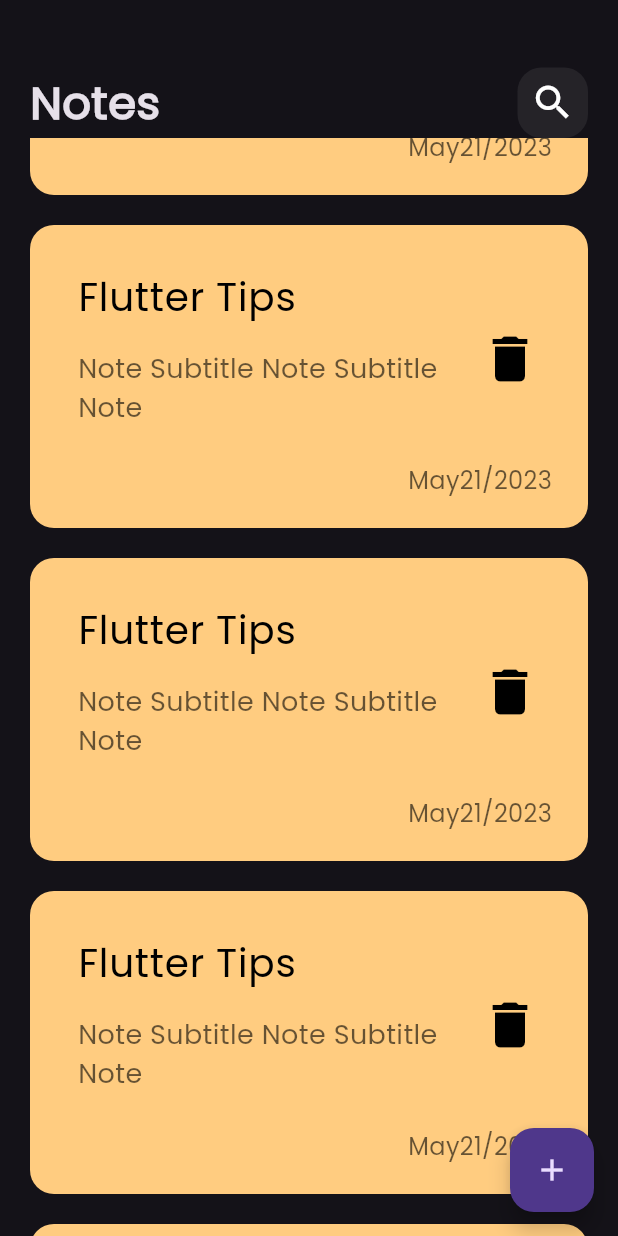
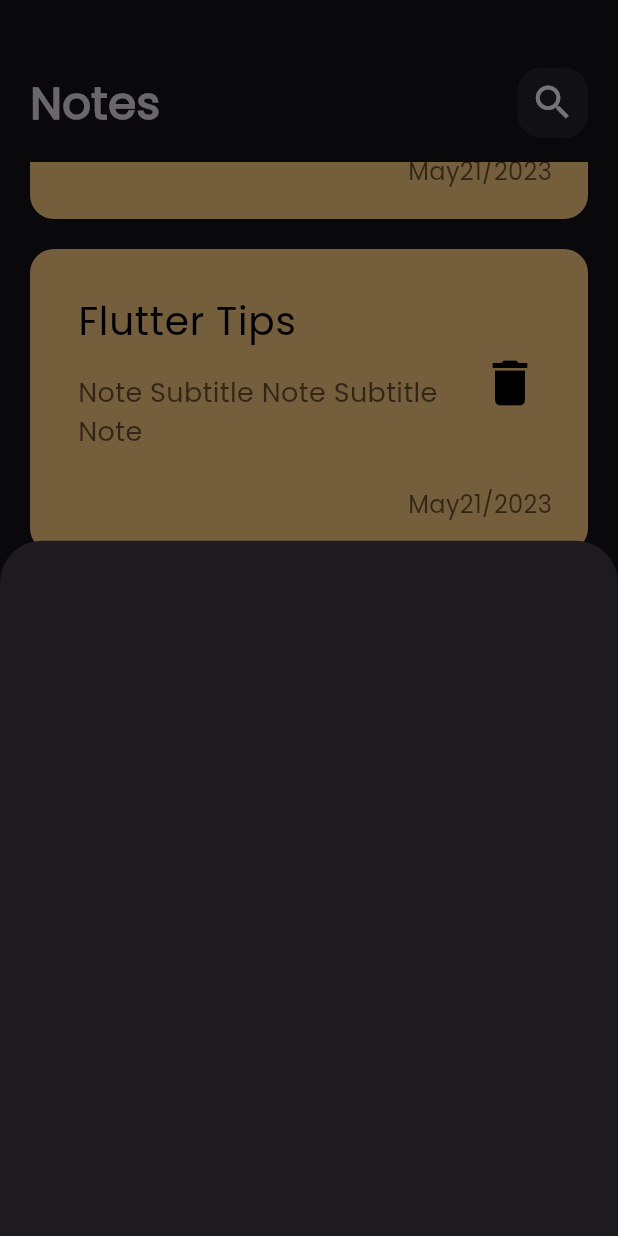
Before and after one commit to Mohamed00-Nour/notes_app, a Flutter app: the screen it shows after launch, scrolled down 1728 dp, after a tap on the "add" icon, on a phone screen of 412 x 824 dp. Run offline on Flutter 3.47's test engine with Material 3 defaults, Android fonts, the phone set to English and light mode, and no system bars.

Commit message:
Add Note BottomSheet

```diff
--- a/lib/Views/notes_view.dart
+++ b/lib/Views/notes_view.dart
@@ -1,5 +1,6 @@
 import 'package:flutter/material.dart';
 
+import '../Widgets/Add_Note_BottomSheet.dart';
 import '../Widgets/Notes_View_Body.dart';
 
 class NotesView extends StatelessWidget {
@@ -9,7 +10,14 @@ class NotesView extends StatelessWidget {
   Widget build(BuildContext context) {
     return  Scaffold(
       floatingActionButton: FloatingActionButton(
-        onPressed: (){},
+        onPressed: (){
+          showModalBottomSheet(
+            context: context,
+            builder: (context) {
+              return AddNoteBottomSheet();
+            },
+          );
+        },
         child: const Icon(Icons.add),
       ),
       body: const NotesViewBody(),
--- /dev/null
+++ b/lib/Widgets/Add_Note_BottomSheet.dart
@@ -0,0 +1,10 @@
+import 'package:flutter/material.dart';
+
+class AddNoteBottomSheet extends StatelessWidget {
+  const AddNoteBottomSheet({super.key});
+
+  @override
+  Widget build(BuildContext context) {
+    return Container();
+  }
+}
--- a/lib/Widgets/Notes_ListView.dart
+++ b/lib/Widgets/Notes_ListView.dart
@@ -7,13 +7,17 @@ class NotesListView extends StatelessWidget {
 
   @override
   Widget build(BuildContext context) {
-    return ListView.builder(
-      itemBuilder: (context, index) {
-        return Padding(
-          padding: const EdgeInsets.symmetric(vertical: 10.0),
-          child: NoteItem(),
-        );
-      },
+    return Padding(
+      padding: const EdgeInsets.symmetric(vertical: 16.0),
+      child: ListView.builder(
+        padding: const EdgeInsets.all(0.0),
+        itemBuilder: (context, index) {
+          return const Padding(
+            padding: EdgeInsets.symmetric(vertical: 10.0),
+            child: NoteItem(),
+          );
+        },
+      ),
     );
   }
 }
```
